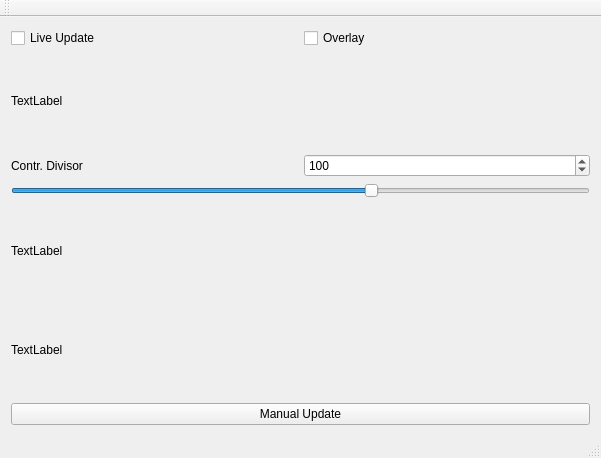
Above: mainwindow.ui from rohezal/crackvisualizer before the change. Below: the same form after it.
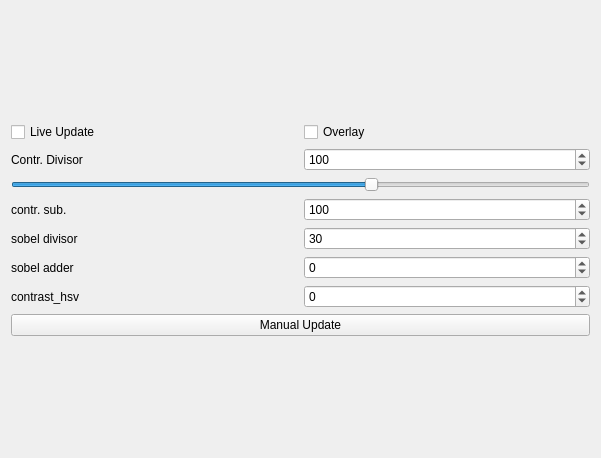
That is the form after the change.

Commit message: added missing parameters and fixed scroll bars. are alpha and beta realy unused?

What changed in the file:
```diff
--- a/mainwindow.ui
+++ b/mainwindow.ui
@@ -58,13 +58,6 @@
           </item>
          </layout>
         </item>
-        <item>
-         <widget class="QLabel" name="text2">
-          <property name="text">
-           <string>TextLabel</string>
-          </property>
-         </widget>
-        </item>
         <item>
          <layout class="QHBoxLayout" name="horizontalLayout_2">
           <item>
@@ -109,18 +102,106 @@
          </widget>
         </item>
         <item>
-         <widget class="QLabel" name="text3">
-          <property name="text">
-           <string>TextLabel</string>
-          </property>
-         </widget>
+         <layout class="QHBoxLayout" name="horizontalLayout_3">
+          <item>
+           <widget class="QLabel" name="text2">
+            <property name="text">
+             <string>contr. sub.</string>
+            </property>
+           </widget>
+          </item>
+          <item>
+           <widget class="QSpinBox" name="parameterContrastSubstractor">
+            <property name="minimum">
+             <number>-400</number>
+            </property>
+            <property name="maximum">
+             <number>400</number>
+            </property>
+            <property name="singleStep">
+             <number>10</number>
+            </property>
+            <property name="value">
+             <number>100</number>
+            </property>
+           </widget>
+          </item>
+         </layout>
         </item>
         <item>
-         <widget class="QLabel" name="text1">
-          <property name="text">
-           <string>TextLabel</string>
-          </property>
-         </widget>
+         <layout class="QHBoxLayout" name="horizontalLayout_4">
+          <item>
+           <widget class="QLabel" name="text3">
+            <property name="text">
+             <string>sobel divisor</string>
+            </property>
+           </widget>
+          </item>
+          <item>
+           <widget class="QSpinBox" name="parameterSobelTresholdDivisor">
+            <property name="minimum">
+             <number>-100</number>
+            </property>
+            <property name="maximum">
+             <number>100</number>
+            </property>
+            <property name="singleStep">
+             <number>1</number>
+            </property>
+            <property name="value">
+             <number>30</number>
+            </property>
+           </widget>
+          </item>
+         </layout>
+        </item>
+        <item>
+         <layout class="QHBoxLayout" name="horizontalLayout_5">
+          <item>
+           <widget class="QLabel" name="label">
+            <property name="text">
+             <string>sobel adder</string>
+            </property>
+           </widget>
+          </item>
+          <item>
+           <widget class="QSpinBox" name="parameterSobelTresholdAdder">
+            <property name="minimum">
+             <number>-400</number>
+            </property>
+            <property name="maximum">
+             <number>400</number>
+            </property>
+            <property name="singleStep">
+             <number>10</number>
+            </property>
+           </widget>
+          </item>
+         </layout>
+        </item>
+        <item>
+         <layout class="QHBoxLayout" name="horizontalLayout_6">
+          <item>
+           <widget class="QLabel" name="text1">
+            <property name="text">
+             <string>contrast_hsv</string>
+            </property>
+           </widget>
+          </item>
+          <item>
+           <widget class="QSpinBox" name="parameterHSVSubtractor">
+            <property name="minimum">
+             <number>-1000</number>
+            </property>
+            <property name="maximum">
+             <number>1000</number>
+            </property>
+            <property name="singleStep">
+             <number>10</number>
+            </property>
+           </widget>
+          </item>
+         </layout>
         </item>
         <item>
          <widget class="QPushButton" name="buttonUpdate">
@@ -135,25 +216,6 @@
     </item>
    </layout>
   </widget>
-  <widget class="QMenuBar" name="menuBar">
-   <property name="geometry">
-    <rect>
-     <x>0</x>
-     <y>0</y>
-     <width>601</width>
-     <height>22</height>
-    </rect>
-   </property>
-  </widget>
-  <widget class="QToolBar" name="mainToolBar">
-   <attribute name="toolBarArea">
-    <enum>TopToolBarArea</enum>
-   </attribute>
-   <attribute name="toolBarBreak">
-    <bool>false</bool>
-   </attribute>
-  </widget>
-  <widget class="QStatusBar" name="statusBar"/>
  </widget>
  <layoutdefault spacing="6" margin="11"/>
  <resources/>
```
The commit also changes 5 other files.
